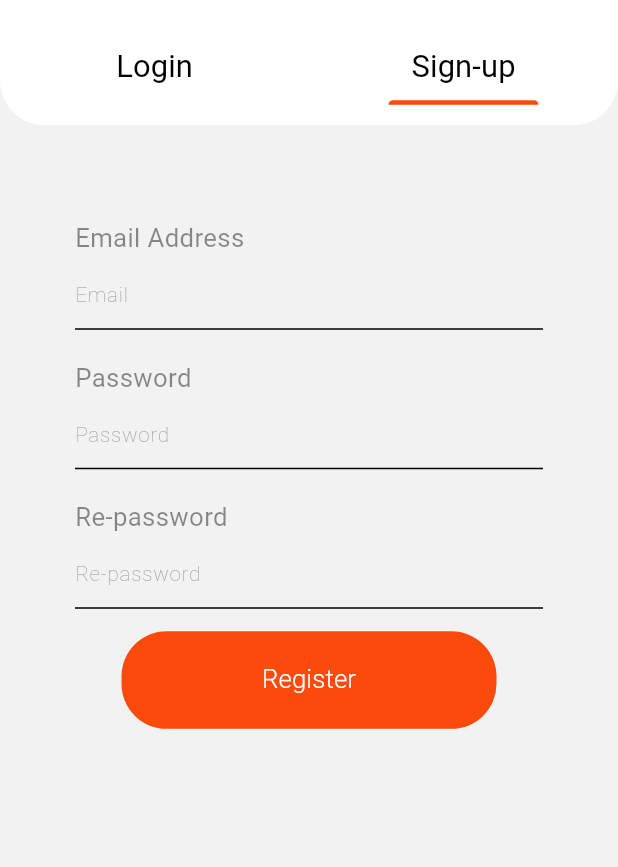
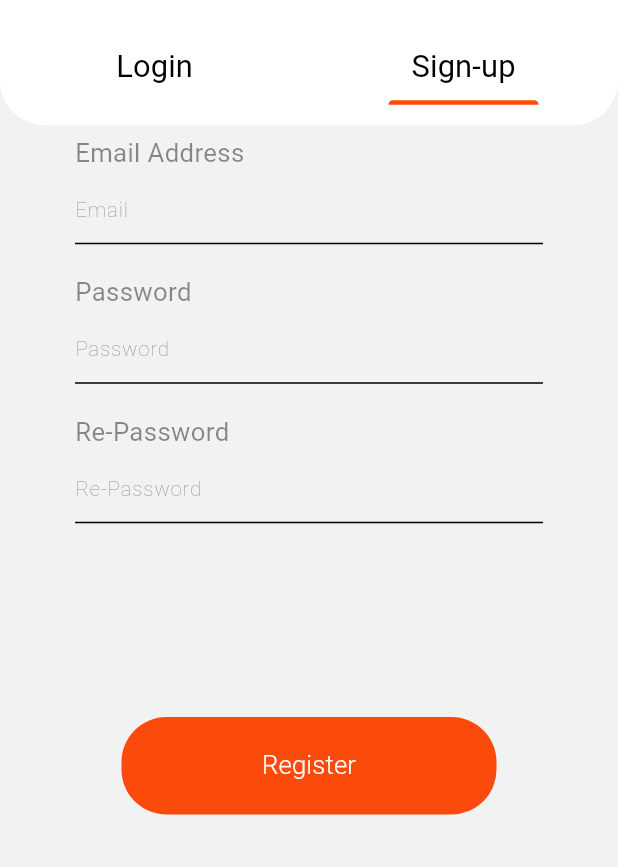
Before and after one commit to thekids1002/OrderFood_MobileApp, a Flutter app: the screen it shows after launch, tab 2 chosen, on a phone screen of 412 x 824 dp, the part 369-1236 px from its top. Run offline on Flutter 3.47's test engine with Material 3 defaults, Android fonts, the phone set to English and light mode, and no system bars; Roboto replaces fonts that are missing (SF-PRO).

Commit message:
fix: fix UI register tab

```diff
--- a/lib/form/register_form.dart
+++ b/lib/form/register_form.dart
@@ -8,12 +8,12 @@ class RegisterForm extends StatelessWidget {
 
   @override
   Widget build(BuildContext context) {
-    return SingleChildScrollView(
-      child: Container(
+    return Container(
       padding: const EdgeInsets.fromLTRB(50, 20, 50, 20),
       alignment: Alignment.bottomLeft,
       child: Column(
-          mainAxisAlignment: MainAxisAlignment.spaceBetween,
+        mainAxisAlignment:
+            MainAxisAlignment.spaceBetween, // Chia khoảng cách đều
         crossAxisAlignment: CrossAxisAlignment.start,
         children: [
           Column(
@@ -45,7 +45,7 @@ class RegisterForm extends StatelessWidget {
               ),
               const SizedBox(height: 20),
               Text(
-                  "Re-password",
+                "Re-Password",
                 style: TextStyle(
                   color: Colors.black45,
                   fontFamily: 'SF-PRO',
@@ -54,7 +54,7 @@ class RegisterForm extends StatelessWidget {
               ),
               const BaseTextField(
                 isPassword: true,
-                  hintText: "Re-password",
+                hintText: "Re-Password",
               ),
             ],
           ),
@@ -68,7 +68,6 @@ class RegisterForm extends StatelessWidget {
           )
         ],
       ),
-      ),
     );
   }
 }
```
Lines whose indentation alone changed are shown as unchanged.
